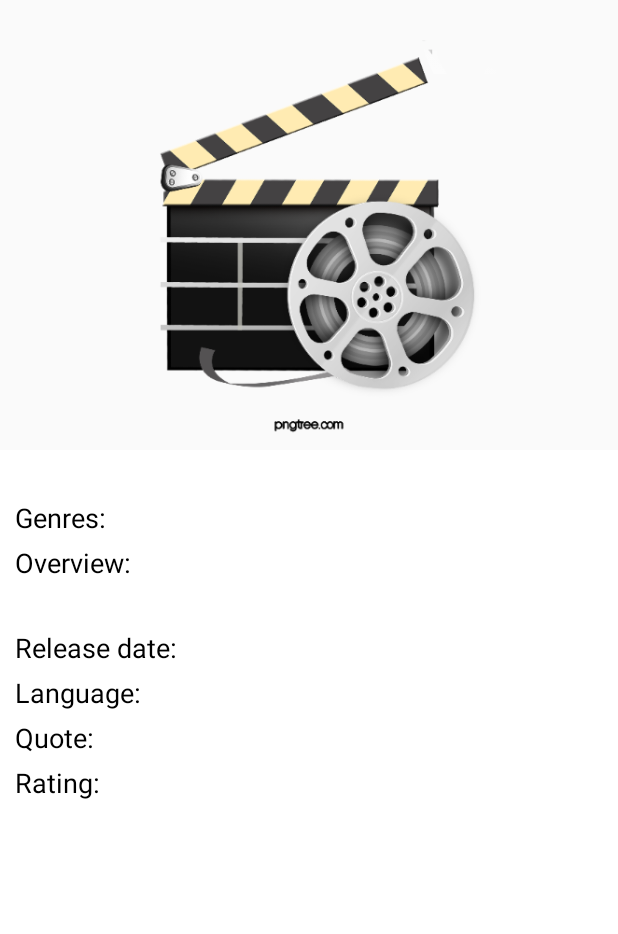
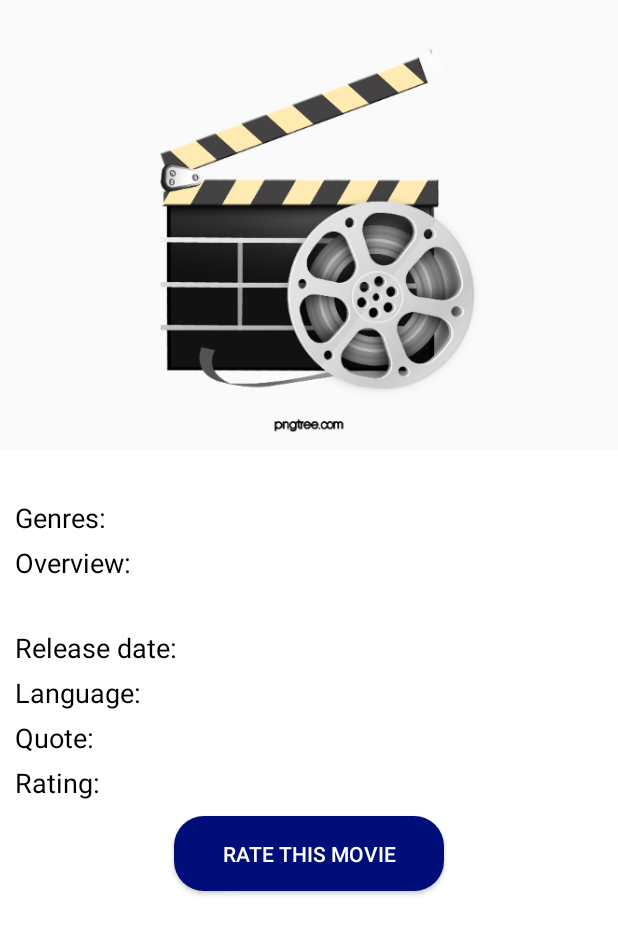
Before and after one commit to MohamedSamiMohamed/movieNight, an Android app: the layout movie_details_fragment.xml on its own in the app's theme, with its tools: preview values and no code run, on a phone screen of 412 x 824 dp. Shown: the top 934 px of the screen. Run offline under Robolectric (Android 15) with nearby library versions, the phone set to English and light mode, and no system bars.

Commit message:
adding movie rating feature

```diff
--- a/app/build.gradle
+++ b/app/build.gradle
@@ -71,6 +71,7 @@ dependencies {
     implementation "androidx.navigation:navigation-dynamic-features-fragment:$nav_version"
     androidTestImplementation "androidx.navigation:navigation-testing:$nav_version"
     implementation 'com.squareup.okhttp3:logging-interceptor:4.5.0'
+    implementation 'com.google.android.material:material:1.2.0'
 
 
 }
--- /dev/null
+++ b/app/src/main/java/com/example/movienight/models/MovieRatingData.kt
@@ -0,0 +1,3 @@
+package com.example.movienight.models
+
+data class MovieRatingData(var value:Float)
--- a/app/src/main/java/com/example/movienight/ui/base/Constants.kt
+++ b/app/src/main/java/com/example/movienight/ui/base/Constants.kt
@@ -4,5 +4,8 @@ object Constants {
     const val API_KEY = "11fab629496b64e02580a61604b7a093"
     const val BASE_URL = "https://api.themoviedb.org/"
     const val MOVIE_ID = "movie_id"
+    const val SESSION_ID="3c5c3f2a491b58d8bb63c1d89a3a219d3877134c"
     const val IMAGE_URL = "https://image.tmdb.org/t/p/original"
+    const val ERROR_RATING="your rate must be within 0.5 to 10.0"
+    const val SUBMIT_RATING="Your rating has been submitted successfully"
 }
--- /dev/null
+++ b/app/src/main/res/drawable/custom_button.xml
@@ -0,0 +1,7 @@
+<?xml version="1.0" encoding="utf-8"?>
+<shape xmlns:android="http://schemas.android.com/apk/res/android"
+    android:shape="rectangle">
+    <solid android:color="@color/colorPrimary"/>
+    <corners android:radius="20dp"/>
+
+</shape>
--- a/app/src/main/res/layout/movie_details_fragment.xml
+++ b/app/src/main/res/layout/movie_details_fragment.xml
@@ -9,7 +9,9 @@
         <variable
             name="movieDetails"
             type="com.example.movienight.ui.movieDetails.models.MovieDetailsUi" />
-
+        <variable
+            name="movieDetailsFragment"
+            type="com.example.movienight.ui.movieDetails.MovieDetailsFragment" />
     </data>
 
     <androidx.coordinatorlayout.widget.CoordinatorLayout
@@ -32,7 +34,7 @@
                 android:layout_width="match_parent"
                 android:layout_height="match_parent"
                 android:src="@mipmap/app_icon"
-                app:setImage="@{movieDetails.backdropPath ?? @string/default_image}" />
+                app:setImage="@{movieDetails.backdropPath}" />
 
             <com.google.android.material.appbar.CollapsingToolbarLayout
                 android:id="@+id/collapsing_toolbar"
@@ -116,7 +118,7 @@
                     android:textSize="15sp"
                     app:layout_constraintStart_toEndOf="@id/genres"
                     app:layout_constraintTop_toBottomOf="@id/movie_title_middle"
-                    app:setGenres="@{movieDetails.genres ?? CustomViewBindingKt.defaultGenres() }" />
+                    app:setGenres="@{movieDetails.genres}" />
 
                 <TextView
                     android:id="@+id/overview"
@@ -233,6 +235,20 @@
                     android:textSize="15sp"
                     app:layout_constraintStart_toEndOf="@id/rating"
                     app:layout_constraintTop_toTopOf="@id/rating" />
+                <Button
+                    android:layout_width="180dp"
+                    android:layout_height="50dp"
+                    android:text="@string/rate_this_movie"
+                    app:layout_constraintTop_toBottomOf="@+id/rating"
+                    app:layout_constraintStart_toStartOf="parent"
+                    app:layout_constraintEnd_toEndOf="parent"
+                    app:layout_constraintBottom_toBottomOf="parent"
+                    android:textColor="@color/white"
+                    android:background="@drawable/custom_button"
+                    android:layout_marginBottom="10dp"
+                    android:layout_marginTop="10dp"
+                    android:onClick="@{()->movieDetailsFragment.rateMovieDialog()}"
+                    />
             </androidx.constraintlayout.widget.ConstraintLayout>
 
 
--- a/app/src/main/res/values/strings.xml
+++ b/app/src/main/res/values/strings.xml
@@ -11,4 +11,7 @@
     <string name="adult">watching under parents supervision!</string>
     <string name="family">family movie</string>
     <string name="default_image">jorgjEk6a0bed6jdR5wu4S6ZvRm.jpg</string>
+    <string name="rate_this_movie">Rate this movie</string>
+    <string name="movie_rate_hint">Rate this movie from 0.5 to 10.0</string>
+    <string name="submit_rating">submit rating</string>
 </resources>
```
Also changed, not shown: app/src/main/java/com/example/movienight/CustomViewBinding.kt (+24 -12 lines), app/src/main/java/com/example/movienight/repository/ApiEndPoints.kt (+8 -0 lines), app/src/main/java/com/example/movienight/repository/MovieDetailsRepo.kt (+19 -0 lines), app/src/main/java/com/example/movienight/repository/MovieRatingRepo.kt (added, +14 -0 lines), app/src/main/java/com/example/movienight/ui/movieDetails/MovieDetailsFragment.kt (+38 -4 lines), app/src/main/java/com/example/movienight/ui/movieDetails/MovieDetailsViewModel.kt (+38 -4 lines), app/src/main/res/layout/movie_rating_dialog.xml (added, +69 -0 lines).
